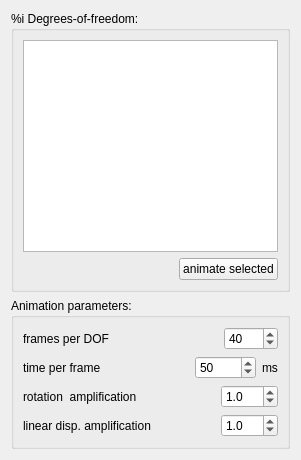
Qt form degreesOfFreedomAnimation.ui (hamish2014/FreeCAD_assembly2) before a commit.
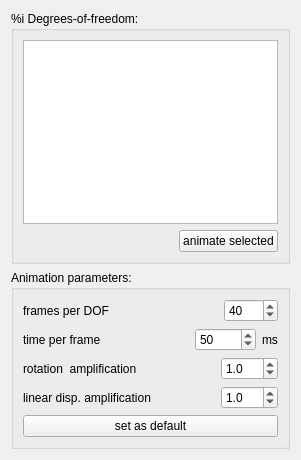
The same form after that commit.

Commit message: Degrees of freedom animation, animate selected patched, and `set as default` button added

```diff
--- a/degreesOfFreedomAnimation.ui
+++ b/degreesOfFreedomAnimation.ui
@@ -97,7 +97,7 @@
         <item>
          <widget class="QSpinBox" name="spinBox_frames_per_DOF">
           <property name="minimum">
-           <number>3</number>
+           <number>5</number>
           </property>
           <property name="maximum">
            <number>1000</number>
@@ -227,6 +227,13 @@
         </item>
        </layout>
       </item>
+      <item>
+       <widget class="QPushButton" name="pushButton_set_as_default">
+        <property name="text">
+         <string>set as default</string>
+        </property>
+       </widget>
+      </item>
      </layout>
     </widget>
    </item>
```
Left out of the diff: 3 changed lines with no effect on the pictures. The commit also changes 1 other file.
